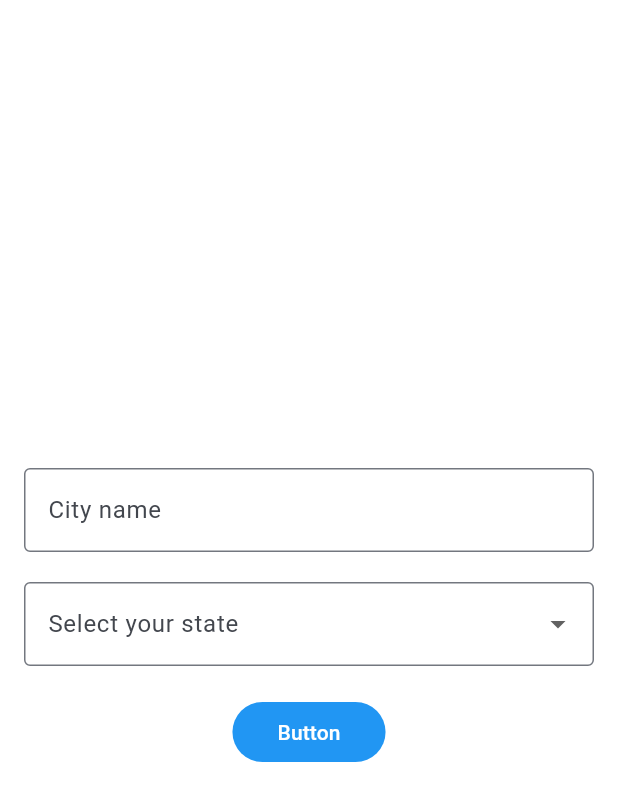
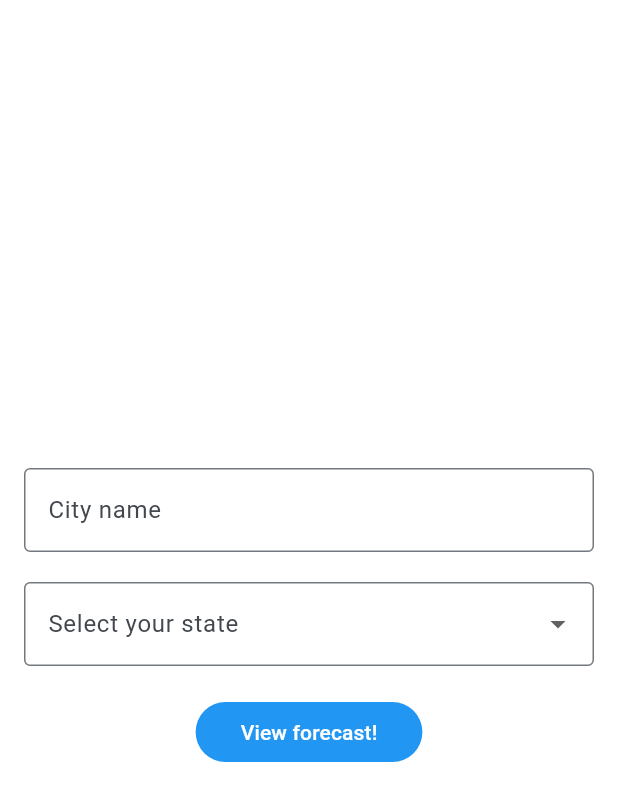
Before and after one commit to theotrin/Flutter_Forecast_App, a Flutter app: the screen it shows after launch, on a phone screen of 412 x 824 dp. Shown: the top 801 px of the screen. Run offline on Flutter 3.47's test engine with Material 3 defaults, Android fonts, the phone set to English and light mode, and no system bars.

Commit message:
feat: screen getting the data from api and showing in the screen! :D

```diff
--- a/lib/screen/wellcome_screen.dart
+++ b/lib/screen/wellcome_screen.dart
@@ -1,4 +1,8 @@
+import 'dart:convert';
+
 import 'package:flutter/material.dart';
+import 'package:flutter_forecast/models/weather.dart';
+import 'package:http/http.dart' as http;
 
 class WellcomeScreen extends StatefulWidget {
   const WellcomeScreen({super.key});
@@ -40,6 +44,24 @@ class _WellcomeScreenState extends State<WellcomeScreen> {
 
   String? selectedState;
   String? selectedStateAbbreviation;
+  String? city_name;
+  bool result = false;
+  Weather? weatherResponse = Weather.defaultValues();
+
+  Future<Weather> fetchWeather() async {
+    final response = await http.get(Uri.parse(
+        'https://api.hgbrasil.com/weather?key=8799492e&city_name=$city_name,$selectedStateAbbreviation'));
+
+    if (response.statusCode == 200) {
+      // If the server did return a 200 OK response,
+      // then parse the JSON.
+      final jsonData = json.decode(response.body);
+      return Weather.fromJson(jsonData);
+    } else {
+      throw Exception('Failed to load weather data');
+      weatherResponse = Weather.defaultValues();
+    }
+  }
 
   @override
   Widget build(BuildContext context) {
@@ -57,6 +79,7 @@ class _WellcomeScreenState extends State<WellcomeScreen> {
                   labelText: 'City name',
                   hintText: 'Curitiba / São Paulo',
                 ),
+                onChanged: (value) => city_name = value,
               ),
               SizedBox(height: 20), // Spacing between fields
               DropdownButtonFormField<String>(
@@ -81,13 +104,44 @@ class _WellcomeScreenState extends State<WellcomeScreen> {
                 },
               ),
               SizedBox(height: 20),
-              if (selectedStateAbbreviation != null)
-                Text(
-                  'Selected State Abbreviation: $selectedStateAbbreviation',
-                  style: TextStyle(fontSize: 16, fontWeight: FontWeight.bold),
+              if (result != false)
+                Column(
+                  children: [
+                    Text(
+                      'City Name: ${this.weatherResponse?.cityName}\nDescription: ${this.weatherResponse?.description}\nHumidity: ${this.weatherResponse?.humidity}%\nWind speed: ${this.weatherResponse?.windSpeedy}',
+                      style:
+                          TextStyle(fontSize: 16, fontWeight: FontWeight.bold),
+                    ),
+                    Row(
+                      mainAxisAlignment: MainAxisAlignment.center,
+                      children: [
+                        SizedBox(
+                          height: 80,
+                        ),
+                        Text(
+                          'Max: ${this.weatherResponse?.forecast[0].max}°',
+                          style: TextStyle(
+                              fontSize: 16, fontWeight: FontWeight.bold),
+                        ),
+                        SizedBox(width: 20),
+                        Text(
+                          'Min: ${this.weatherResponse?.forecast[0].min}°',
+                          style: TextStyle(
+                              fontSize: 16, fontWeight: FontWeight.bold),
+                        )
+                      ],
+                    ),
+                  ],
                 ),
+
               TextButton(
-                  onPressed: () {},
+                  onPressed: () async {
+                    //Album albumResponse = await fetchAlbum();
+                    weatherResponse = await fetchWeather();
+                    setState(() {
+                      result = true;
+                    });
+                  },
                   style: ButtonStyle(
                     backgroundColor:
                         WidgetStateProperty.all<Color>(Colors.blue),
@@ -96,7 +150,7 @@ class _WellcomeScreenState extends State<WellcomeScreen> {
                     padding: WidgetStateProperty.all<EdgeInsets>(
                         EdgeInsets.only(left: 30, right: 30)),
                   ),
-                  child: Text('Button'))
+                  child: Text('View forecast!'))
             ],
           ),
         ),
```
